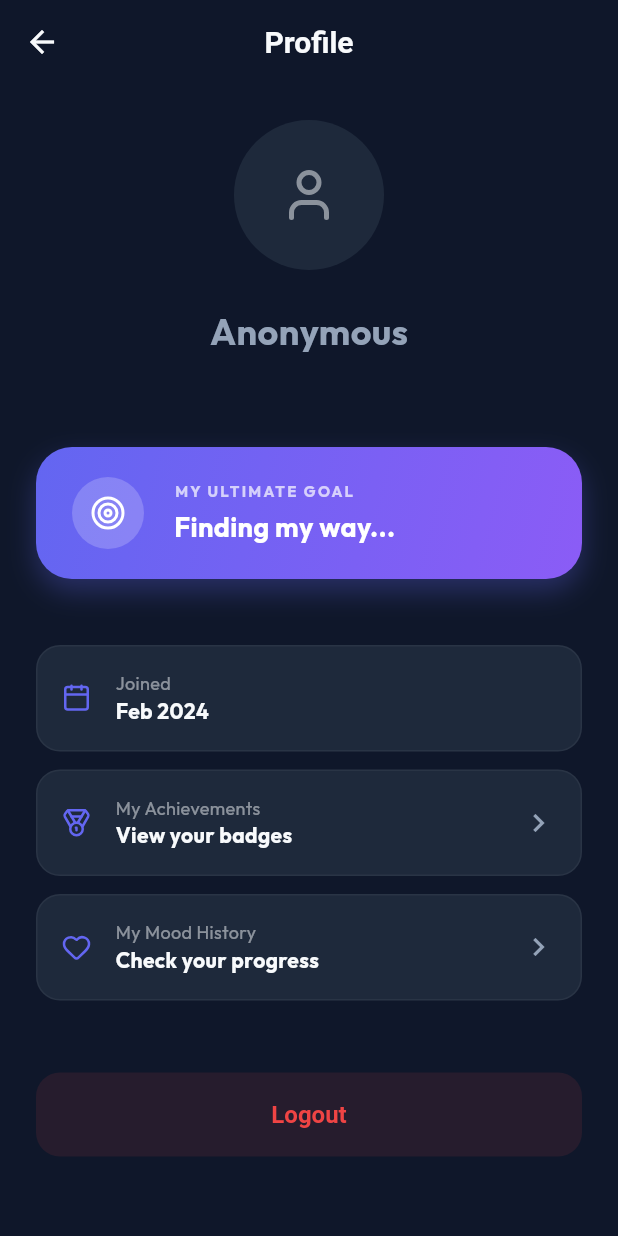
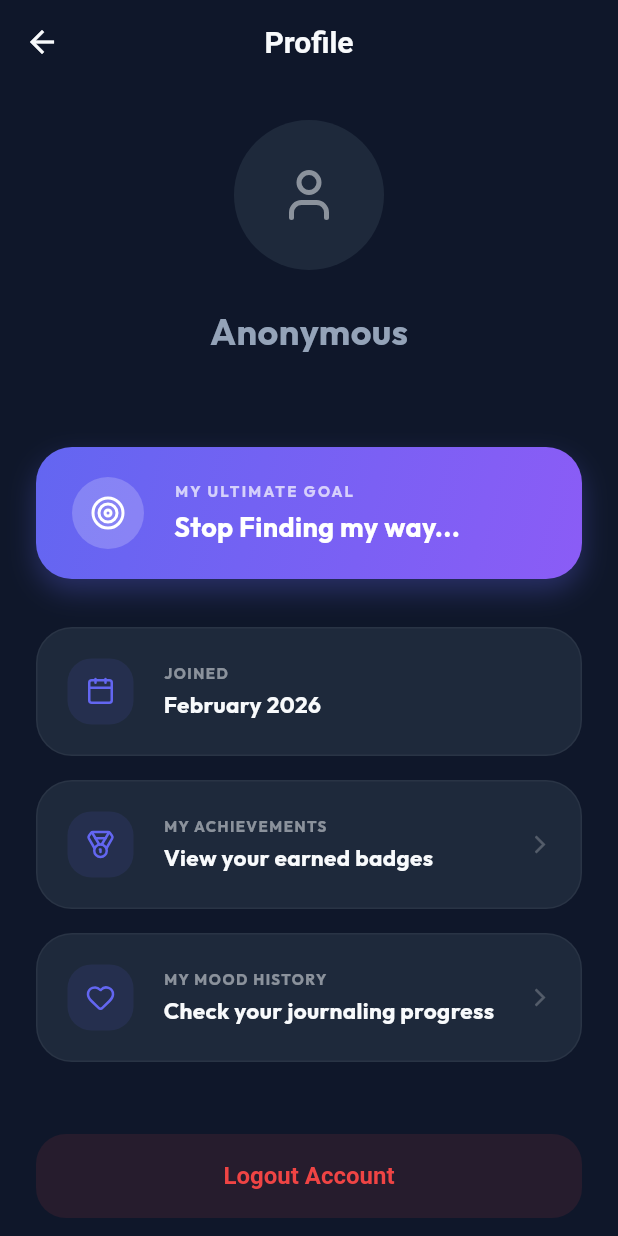
Before and after one commit to Gansputra/Ascendly, a Flutter app: the ProfileScreen screen opened directly, on a phone screen of 412 x 824 dp. Run offline on Flutter 3.47's test engine with Material 3 defaults, Android fonts, the phone set to English and light mode, and no system bars; our stand-ins replace animate_do, fl_chart, flutter_dotenv, google_fonts, lucide_icons, shared_preferences and 3 more; missing offline and left inert: home_widget; accounts and stored records are empty.

Commit message:
overhaul profile tiles with premium staggered animations and modern UI

```diff
--- a/lib/screens/profile/profile_screen.dart
+++ b/lib/screens/profile/profile_screen.dart
@@ -8,7 +8,9 @@ import 'package:ascendly/services/database_service.dart';
 import 'package:flutter/material.dart';
 import 'package:lucide_icons/lucide_icons.dart';
 import 'package:animate_do/animate_do.dart';
+import 'package:intl/intl.dart';
 import 'package:ascendly/widgets/skeleton.dart';
+
 
 
 class ProfileScreen extends StatefulWidget {
@@ -121,9 +123,10 @@ class _ProfileScreenState extends State<ProfileScreen> {
                                 ),
                                 const SizedBox(height: 4),
                                 Text(
-                                  _profile?.goal ?? 'Finding my way...',
+                                  'Stop ${_profile?.goal ?? 'Finding my way...'}',
                                   style: const TextStyle(color: Colors.white, fontSize: 18, fontWeight: FontWeight.bold),
                                 ),
+
                               ],
                             ),
                           ),
@@ -132,49 +135,53 @@ class _ProfileScreenState extends State<ProfileScreen> {
                     ),
                   ),
                   const SizedBox(height: 32),
-
-                  const SizedBox(height: 12),
-                  _buildProfileTile(
+                  // Staggered Menu Items
+                  FadeInUp(
+                    delay: const Duration(milliseconds: 100),
+                    child: _buildProfileTile(
                       'Joined',
-                    'Feb 2024', // Simplified for demo
+                      DateFormat('MMMM yyyy').format(_profile?.createdAt ?? DateTime.now()),
                       LucideIcons.calendar,
                     ),
-                  const SizedBox(height: 12),
-                  InkWell(
-                    onTap: () {
-                      Navigator.push(context, MaterialPageRoute(builder: (_) => const BadgesScreen()));
-                    },
-                    borderRadius: BorderRadius.circular(16),
+                  ),
+                  const SizedBox(height: 16),
+                  FadeInUp(
+                    delay: const Duration(milliseconds: 200),
                     child: _buildProfileTile(
                       'My Achievements',
-                      'View your badges',
+                      'View your earned badges',
                       LucideIcons.medal,
-                      trailing: const Icon(Icons.chevron_right, color: AppTheme.textSecondary),
+                      onTap: () => Navigator.push(context, MaterialPageRoute(builder: (_) => const BadgesScreen())),
+                      trailing: const Icon(Icons.arrow_forward_ios, size: 14, color: Colors.white24),
                     ),
                   ),
-                  const SizedBox(height: 12),
-                  InkWell(
-                    onTap: () {
-                      Navigator.push(context, MaterialPageRoute(builder: (_) => const JournalHistoryScreen()));
-                    },
-                    borderRadius: BorderRadius.circular(16),
+                  const SizedBox(height: 16),
+                  FadeInUp(
+                    delay: const Duration(milliseconds: 300),
                     child: _buildProfileTile(
                       'My Mood History',
-                      'Check your progress',
+                      'Check your journaling progress',
                       LucideIcons.heart,
-                      trailing: const Icon(Icons.chevron_right, color: AppTheme.textSecondary),
+                      onTap: () => Navigator.push(context, MaterialPageRoute(builder: (_) => const JournalHistoryScreen())),
+                      trailing: const Icon(Icons.arrow_forward_ios, size: 14, color: Colors.white24),
                     ),
                   ),
+
                   const SizedBox(height: 48),
-                  ElevatedButton(
+                  FadeInUp(
+                    delay: const Duration(milliseconds: 400),
+                    child: ElevatedButton(
                       onPressed: _logout,
                       style: ElevatedButton.styleFrom(
                         backgroundColor: AppTheme.errorColor.withOpacity(0.1),
                         foregroundColor: AppTheme.errorColor,
                         elevation: 0,
+                        shape: RoundedRectangleBorder(borderRadius: BorderRadius.circular(20)),
                       ),
-                    child: const Text('Logout'),
+                      child: const Text('Logout Account'),
                     ),
+                  ),
+
                   const SizedBox(height: 100),
                 ],
               ),
@@ -182,33 +189,72 @@ class _ProfileScreenState extends State<ProfileScreen> {
     );
   }
 
-  Widget _buildProfileTile(String title, String subtitle, IconData icon, {Widget? trailing}) {
-    final colorScheme = Theme.of(context).colorScheme;
-    return Container(
-      padding: const EdgeInsets.all(16),
+  Widget _buildProfileTile(String title, String subtitle, IconData icon, {VoidCallback? onTap, Widget? trailing}) {
+    final theme = Theme.of(context);
+    final colorScheme = theme.colorScheme;
+    final isDark = theme.brightness == Brightness.dark;
+
+    return Material(
+      color: Colors.transparent,
+      child: InkWell(
+        onTap: onTap,
+        borderRadius: BorderRadius.circular(24),
+        child: Container(
+          padding: const EdgeInsets.symmetric(horizontal: 20, vertical: 20),
           decoration: BoxDecoration(
-        color: colorScheme.surface,
-        borderRadius: BorderRadius.circular(16),
+            color: isDark ? colorScheme.surface : Colors.white,
+            borderRadius: BorderRadius.circular(24),
             border: Border.all(color: colorScheme.onSurface.withOpacity(0.05)),
+            boxShadow: isDark ? null : [
+              BoxShadow(
+                color: Colors.black.withOpacity(0.03),
+                blurRadius: 10,
+                offset: const Offset(0, 4),
+              ),
+            ],
           ),
           child: Row(
             children: [
-          Icon(icon, color: AppTheme.primaryColor, size: 20),
-
-          const SizedBox(width: 16),
+              Container(
+                padding: const EdgeInsets.all(12),
+                decoration: BoxDecoration(
+                  color: AppTheme.primaryColor.withOpacity(0.1),
+                  borderRadius: BorderRadius.circular(16),
+                ),
+                child: Icon(icon, color: AppTheme.primaryColor, size: 20),
+              ),
+              const SizedBox(width: 20),
               Expanded(
                 child: Column(
                   crossAxisAlignment: CrossAxisAlignment.start,
                   children: [
-                Text(title, style: TextStyle(color: colorScheme.onSurface.withOpacity(0.5), fontSize: 12)),
-                Text(subtitle, style: TextStyle(fontWeight: FontWeight.bold, color: colorScheme.onSurface)),
+                    Text(
+                      title.toUpperCase(),
+                      style: TextStyle(
+                        color: colorScheme.onSurface.withOpacity(0.5),
+                        fontSize: 10,
+                        fontWeight: FontWeight.bold,
+                        letterSpacing: 1,
+                      ),
+                    ),
+                    const SizedBox(height: 4),
+                    Text(
+                      subtitle,
+                      style: TextStyle(
+                        fontWeight: FontWeight.bold,
+                        color: colorScheme.onSurface,
+                        fontSize: 15,
+                      ),
+                    ),
                   ],
                 ),
               ),
               if (trailing != null) trailing,
-
             ],
+          ),
+        ),
       ),
     );
   }
+
 }
```
Lines whose indentation alone changed are shown as unchanged.
